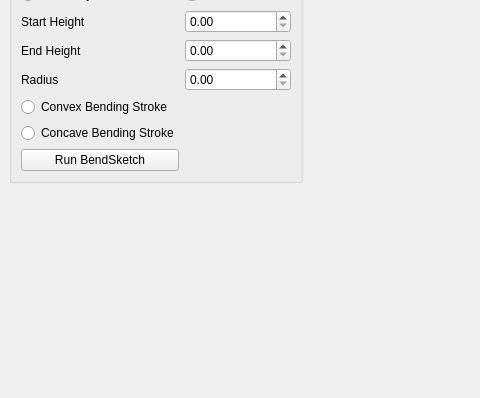
This is mainwindow.ui in andrewkpeterson/surface-sketcher as Qt 5 draws it before an edit; both pictures show x 0 to 480 and y 245 to 643 of the 794 by 643 pixel window. The edited form follows.
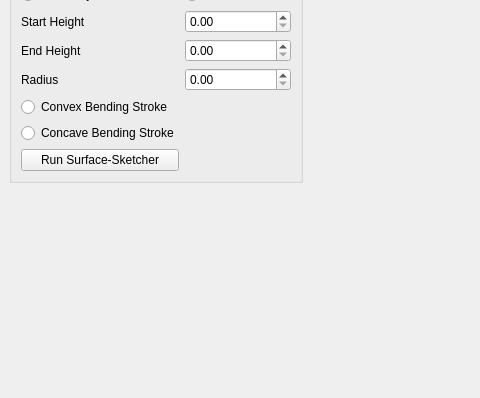
This is the edited form. Custom widgets are drawn as their Qt base class.

Commit message: changed name to surface-sketcher

Patch:
```diff
--- a/mainwindow.ui
+++ b/mainwindow.ui
@@ -51,7 +51,7 @@
        <item row="10" column="0">
         <widget class="QPushButton" name="run_bendsketch">
          <property name="text">
-          <string>Run BendSketch</string>
+          <string>Run Surface-Sketcher</string>
          </property>
         </widget>
        </item>
```
Left out of the diff: 2 changed lines with no effect on the pictures. The commit also changes 5 other files.
